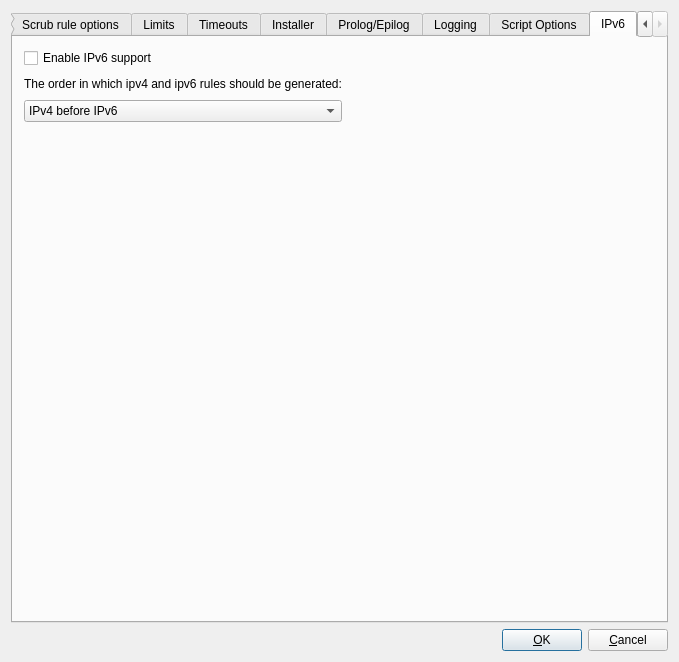
fwbuilder/fwbuilder, file src/gui/pfadvanceddialog_q.ui: the form before one commit.
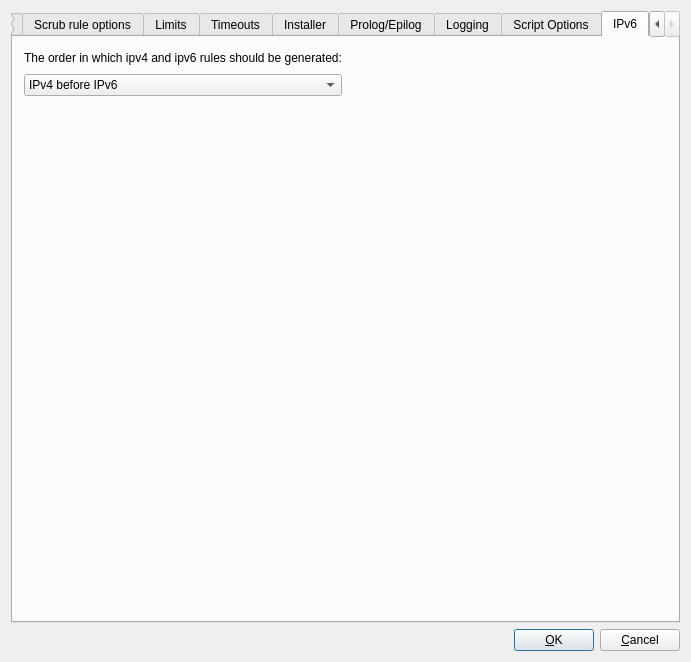
The form after the commit. The open tabs and pages were chosen to show the change.

Commit message: support for ipv6 in fwb_iosacl; support for attribute ipv6 in RuleSet dialog

```diff
--- a/src/gui/pfadvanceddialog_q.ui
+++ b/src/gui/pfadvanceddialog_q.ui
@@ -5,7 +5,7 @@
    <rect>
     <x>0</x>
     <y>0</y>
-    <width>679</width>
+    <width>691</width>
     <height>662</height>
    </rect>
   </property>
@@ -2378,13 +2378,6 @@
        <string>IPv6</string>
       </attribute>
       <layout class="QGridLayout" >
-       <item row="0" column="0" >
-        <widget class="QCheckBox" name="ipv6" >
-         <property name="text" >
-          <string>Enable IPv6 support</string>
-         </property>
-        </widget>
-       </item>
        <item row="1" column="0" >
         <widget class="QLabel" name="label" >
          <property name="text" >
```
Left out of the diff: 2 changed lines with no effect on the pictures. The commit also changes 23 other files.
